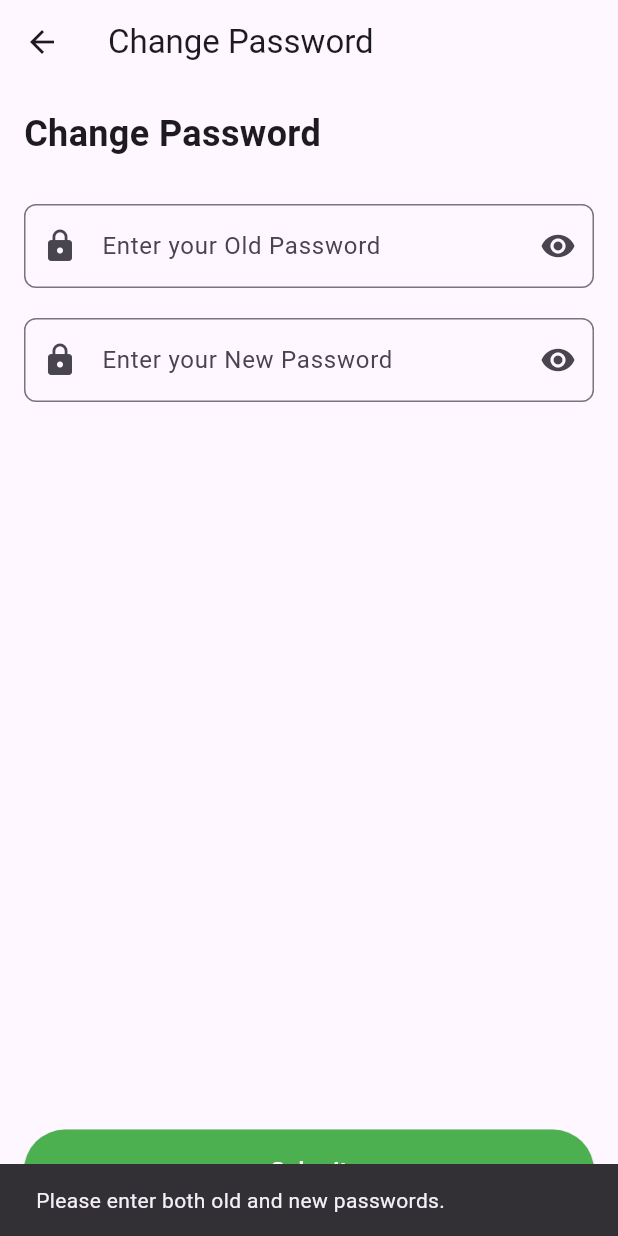
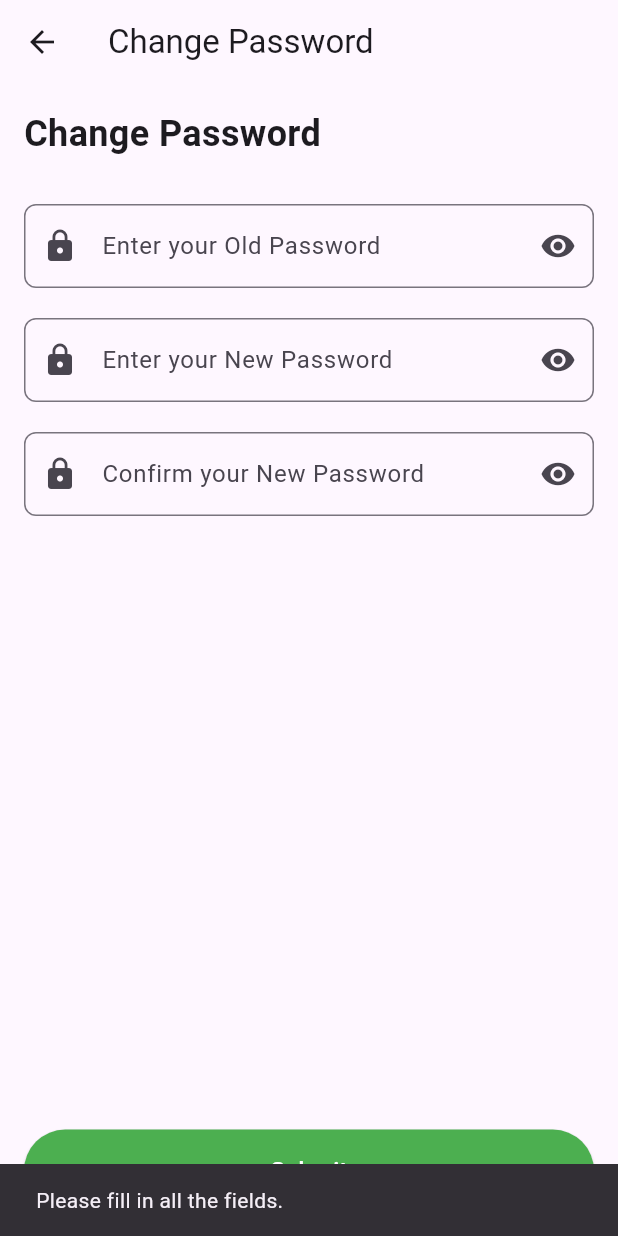
Before and after one commit to Gridiffin/USQ1, a Flutter app: the ChangePasswordPage screen opened directly, after a tap on "Submit", on a phone screen of 412 x 824 dp. Run offline on Flutter 3.47's test engine with Material 3 defaults, Android fonts, the phone set to English and light mode, and no system bars; our stand-ins replace cloud_firestore, firebase_auth, firebase_core; accounts and stored records are empty.

Commit message:
current user password change

```diff
--- a/lib/src/screens/profile/changepassword.dart
+++ b/lib/src/screens/profile/changepassword.dart
@@ -1,4 +1,5 @@
 import 'package:flutter/material.dart';
+import 'package:firebase_auth/firebase_auth.dart';
 
 class ChangePasswordPage extends StatefulWidget {
   @override
@@ -8,29 +9,61 @@ class ChangePasswordPage extends StatefulWidget {
 class _ChangePasswordPageState extends State<ChangePasswordPage> {
   final TextEditingController _oldPasswordController = TextEditingController();
   final TextEditingController _newPasswordController = TextEditingController();
+  final TextEditingController _confirmPasswordController =
+      TextEditingController();
   bool _isOldPasswordHidden = true;
   bool _isNewPasswordHidden = true;
+  bool _isConfirmPasswordHidden = true;
 
-  void _handleSubmit(BuildContext context) {
+  Future<void> _handleSubmit(BuildContext context) async {
     if (_oldPasswordController.text.isEmpty ||
-        _newPasswordController.text.isEmpty) {
+        _newPasswordController.text.isEmpty ||
+        _confirmPasswordController.text.isEmpty) {
       ScaffoldMessenger.of(context).showSnackBar(
-        SnackBar(content: Text('Please enter both old and new passwords.')),
+        SnackBar(content: Text('Please fill in all the fields.')),
       );
       return;
     }
 
-    // Show success message
-    ScaffoldMessenger.of(context).showSnackBar(
-      SnackBar(content: Text('Your password has been changed.')),
-    );
+    if (_newPasswordController.text != _confirmPasswordController.text) {
+      ScaffoldMessenger.of(context).showSnackBar(
+        SnackBar(content: Text('New passwords do not match.')),
+      );
+      return;
+    }
 
-    // Refresh the page
-    Future.delayed(Duration(seconds: 2), () {
+    try {
+      User? user = FirebaseAuth.instance.currentUser;
+      String email = user?.email ?? '';
+
+      // Reauthenticate the user
+      AuthCredential credential = EmailAuthProvider.credential(
+        email: email,
+        password: _oldPasswordController.text,
+      );
+      await user?.reauthenticateWithCredential(credential).catchError((error) {
+        ScaffoldMessenger.of(context).showSnackBar(
+          SnackBar(content: Text('Old password is incorrect.')),
+        );
+        throw error;
+      });
+
+      // Update password
+      await user?.updatePassword(_newPasswordController.text);
+
+      ScaffoldMessenger.of(context).showSnackBar(
+        SnackBar(content: Text('Your password has been changed successfully.')),
+      );
+
       _oldPasswordController.clear();
       _newPasswordController.clear();
+      _confirmPasswordController.clear();
       setState(() {});
-    });
+    } catch (error) {
+      ScaffoldMessenger.of(context).showSnackBar(
+        SnackBar(content: Text('Error: ${error.toString()}')),
+      );
+    }
   }
 
   @override
@@ -96,6 +129,30 @@ class _ChangePasswordPageState extends State<ChangePasswordPage> {
                 ),
               ),
             ),
+            SizedBox(height: 20),
+            TextField(
+              controller: _confirmPasswordController,
+              obscureText: _isConfirmPasswordHidden,
+              decoration: InputDecoration(
+                hintText: 'Confirm your New Password',
+                prefixIcon: Icon(Icons.lock),
+                suffixIcon: IconButton(
+                  icon: Icon(
+                    _isConfirmPasswordHidden
+                        ? Icons.visibility
+                        : Icons.visibility_off,
+                  ),
+                  onPressed: () {
+                    setState(() {
+                      _isConfirmPasswordHidden = !_isConfirmPasswordHidden;
+                    });
+                  },
+                ),
+                border: OutlineInputBorder(
+                  borderRadius: BorderRadius.circular(8),
+                ),
+              ),
+            ),
             Spacer(),
             SizedBox(
               width: double.infinity,
```
